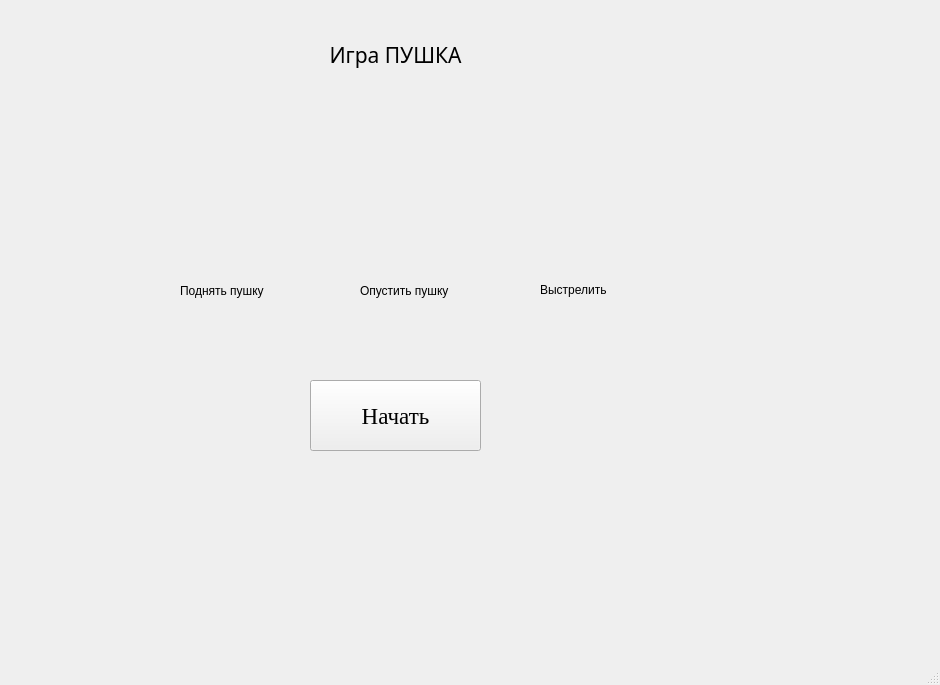
Old version of the form project.ui in the repository Mashina228/Project_pyqt.
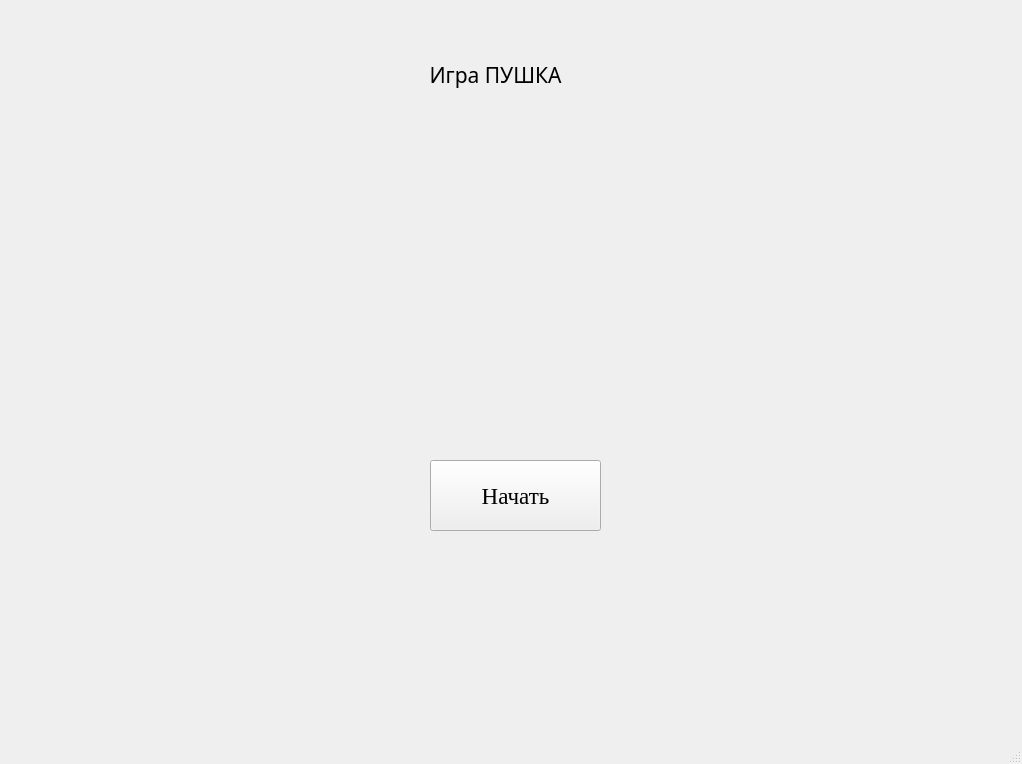
New version of the form. Icons and pictures are not drawn.

Commit message: True Rabotaet

Diff of the .ui file:
```diff
--- a/project.ui
+++ b/project.ui
@@ -6,19 +6,25 @@
    <rect>
     <x>0</x>
     <y>0</y>
-    <width>940</width>
-    <height>685</height>
+    <width>1022</width>
+    <height>764</height>
    </rect>
   </property>
   <property name="windowTitle">
    <string>MainWindow</string>
   </property>
+  <property name="autoFillBackground">
+   <bool>false</bool>
+  </property>
+  <property name="styleSheet">
+   <string notr="true">background-image: url(:/newPrefix/fon.png);</string>
+  </property>
   <widget class="QWidget" name="centralwidget">
    <widget class="QLabel" name="label">
     <property name="geometry">
      <rect>
-      <x>250</x>
-      <y>20</y>
+      <x>350</x>
+      <y>40</y>
       <width>291</width>
       <height>71</height>
      </rect>
@@ -36,8 +42,8 @@
    <widget class="QPushButton" name="pushButton">
     <property name="geometry">
      <rect>
-      <x>310</x>
-      <y>380</y>
+      <x>430</x>
+      <y>460</y>
       <width>171</width>
       <height>71</height>
      </rect>
@@ -52,55 +58,6 @@
      <string>Начать</string>
     </property>
    </widget>
-   <widget class="QLabel" name="label_2">
-    <property name="geometry">
-     <rect>
-      <x>180</x>
-      <y>260</y>
-      <width>91</width>
-      <height>61</height>
-     </rect>
-    </property>
-    <property name="text">
-     <string>Поднять пушку</string>
-    </property>
-   </widget>
-   <widget class="QLabel" name="label_3">
-    <property name="geometry">
-     <rect>
-      <x>360</x>
-      <y>280</y>
-      <width>111</width>
-      <height>21</height>
-     </rect>
-    </property>
-    <property name="text">
-     <string>Опустить пушку</string>
-    </property>
-   </widget>
-   <widget class="QLabel" name="label_4">
-    <property name="geometry">
-     <rect>
-      <x>540</x>
-      <y>280</y>
-      <width>91</width>
-      <height>20</height>
-     </rect>
-    </property>
-    <property name="text">
-     <string>Выстрелить</string>
-    </property>
-   </widget>
-  </widget>
-  <widget class="QMenuBar" name="menubar">
-   <property name="geometry">
-    <rect>
-     <x>0</x>
-     <y>0</y>
-     <width>940</width>
-     <height>26</height>
-    </rect>
-   </property>
   </widget>
   <widget class="QStatusBar" name="statusbar"/>
  </widget>
```
Left out of the diff: 4 changed lines with no effect on the pictures.
